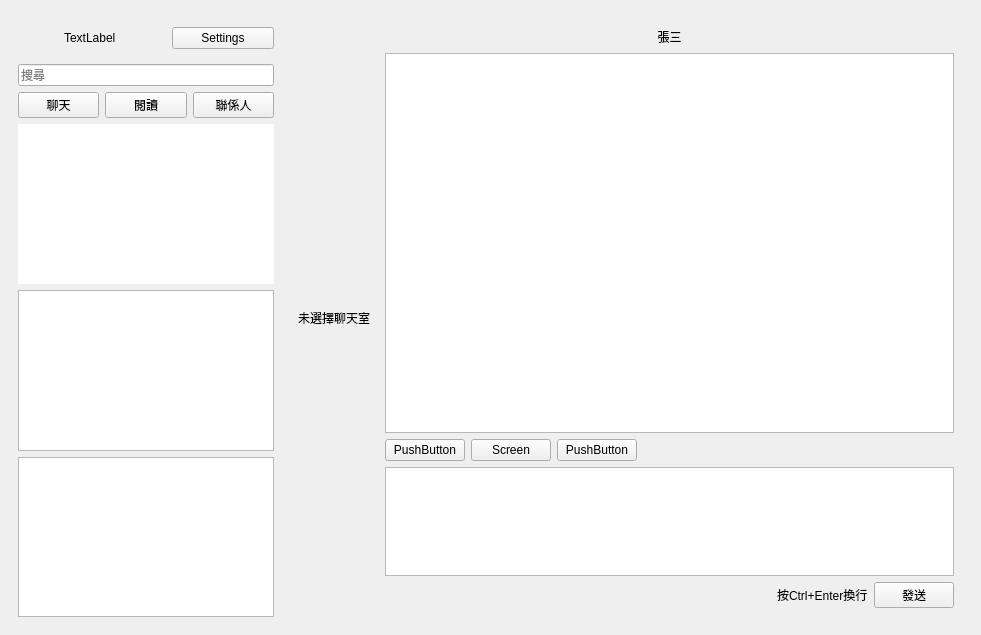
Old version of the form resource/ui/wechat-0.5.ui in the repository 0xzhaohx/webwechat.
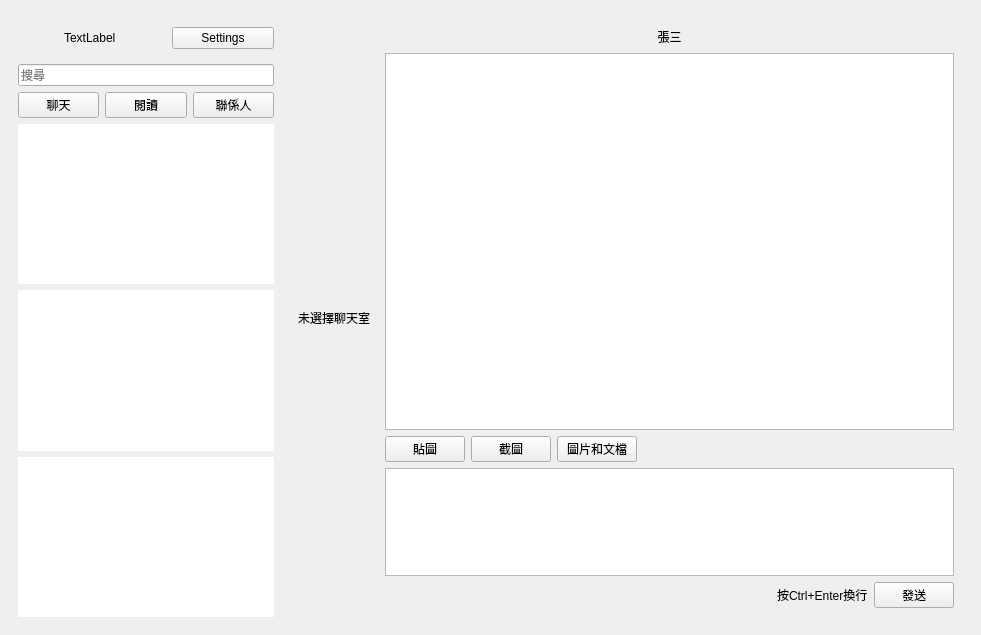
New version of the form.

Commit message: add file select dialog

The edit to the form file:
```diff
--- a/resource/ui/wechat-0.5.ui
+++ b/resource/ui/wechat-0.5.ui
@@ -126,6 +126,9 @@
        </item>
        <item>
         <widget class="QTableView" name="readerWidget">
+         <property name="frameShape">
+          <enum>QFrame::NoFrame</enum>
+         </property>
          <property name="editTriggers">
           <set>QAbstractItemView::NoEditTriggers</set>
          </property>
@@ -148,6 +151,12 @@
        </item>
        <item>
         <widget class="QTableView" name="memberWidget">
+         <property name="frameShape">
+          <enum>QFrame::NoFrame</enum>
+         </property>
+         <property name="frameShadow">
+          <enum>QFrame::Sunken</enum>
+         </property>
          <property name="editTriggers">
           <set>QAbstractItemView::NoEditTriggers</set>
          </property>
@@ -215,7 +224,7 @@
              <string>&lt;!DOCTYPE HTML PUBLIC &quot;-//W3C//DTD HTML 4.0//EN&quot; &quot;http://www.w3.org/TR/REC-html40/strict.dtd&quot;&gt;
 &lt;html&gt;&lt;head&gt;&lt;meta name=&quot;qrichtext&quot; content=&quot;1&quot; /&gt;&lt;style type=&quot;text/css&quot;&gt;
 p, li { white-space: pre-wrap; }
-&lt;/style&gt;&lt;/head&gt;&lt;body style=&quot; font-family:'SimSun'; font-size:9pt; font-weight:400; font-style:normal;&quot;&gt;
+&lt;/style&gt;&lt;/head&gt;&lt;body style=&quot; font-family:'Sans Serif'; font-size:9pt; font-weight:400; font-style:normal;&quot;&gt;
 &lt;p style=&quot;-qt-paragraph-type:empty; margin-top:0px; margin-bottom:0px; margin-left:0px; margin-right:0px; -qt-block-indent:0; text-indent:0px; font-family:'Cantarell'; font-size:11pt;&quot;&gt;&lt;br /&gt;&lt;/p&gt;&lt;/body&gt;&lt;/html&gt;</string>
             </property>
            </widget>
@@ -228,7 +237,7 @@
                <string>貼圖</string>
               </property>
               <property name="text">
-               <string>PushButton</string>
+               <string>貼圖</string>
               </property>
              </widget>
             </item>
@@ -238,7 +247,7 @@
                <string>螢幕截圖</string>
               </property>
               <property name="text">
-               <string>Screen</string>
+               <string>截圖</string>
               </property>
              </widget>
             </item>
@@ -248,7 +257,7 @@
                <string>圖片和檔案</string>
               </property>
               <property name="text">
-               <string>PushButton</string>
+               <string>圖片和文檔</string>
               </property>
              </widget>
             </item>
```
Left out of the diff: 2 changed lines with no effect on the pictures. The commit also changes 1 other file.
